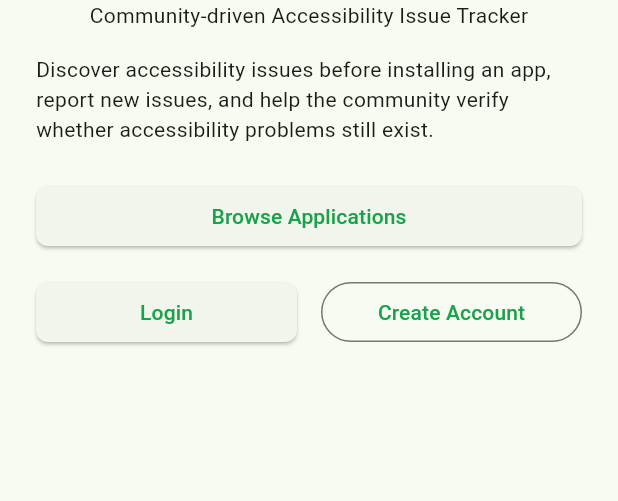
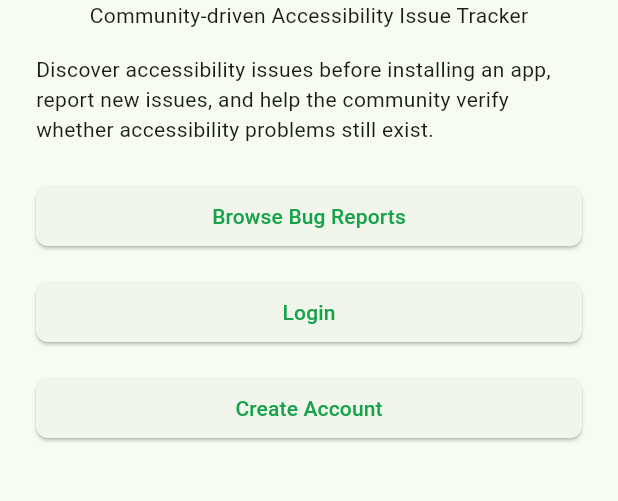
Before and after one commit to jyothi-basu/access-tracker, a Flutter app: the screen it shows after launch, on a phone screen of 412 x 824 dp, the part 105-606 px from its top. Run offline on Flutter 3.47's test engine with Material 3 defaults, Android fonts, the light colour scheme and no system bars; our stand-ins replace dio, flutter_dotenv, flutter_riverpod, flutter_secure_storage, go_router.

Commit message:
feat: complete frontend authentication flow
- Use username-based registration and user response parsing.
- Add friendly registration validation messages.
- Preserve login navigation into the authenticated application.
- Update the landing page authentication actions.

```diff
--- a/access_tracker_frontend/lib/auth/screens/landing_page.dart
+++ b/access_tracker_frontend/lib/auth/screens/landing_page.dart
@@ -17,14 +17,22 @@ class LandingPage extends StatelessWidget {
             const SizedBox(height: 16),
             const Text("Discover accessibility issues before installing an app, report new issues, and help the community verify whether accessibility problems still exist."),
             const SizedBox(height: 24),
-            PrimaryButton(onPressed: () {}, text: "Browse Applications", isFullWidth: true),
+            PrimaryButton(
+              onPressed: () => context.push('/bugs'),
+              text: "Browse Bug Reports",
+              isFullWidth: true,
+            ),
             const SizedBox(height: 16),
-            Row(
-              children: [
-                Expanded(child: PrimaryButton(onPressed: () => context.push('/login'), text: "Login")),
-                const SizedBox(width: 16),
-                Expanded(child: OutlinedButton(onPressed: () => context.push('/register'), child: const Text("Create Account"))),
-              ],
+            PrimaryButton(
+              onPressed: () => context.push('/login'),
+              text: "Login",
+              isFullWidth: true,
+            ),
+            const SizedBox(height: 16),
+            PrimaryButton(
+              onPressed: () => context.push('/register'),
+              text: "Create Account",
+              isFullWidth: true,
             ),
             const SizedBox(height: 48),
             // Add feature cards and recent reports section placeholder
--- a/access_tracker_frontend/lib/auth/screens/login_screen.dart
+++ b/access_tracker_frontend/lib/auth/screens/login_screen.dart
@@ -42,7 +42,7 @@ class _LoginScreenState extends ConsumerState<LoginScreen> {
                       _passwordController.text,
                     );
                     if (loginSucceeded && context.mounted) {
-                      context.go('/dashboard');
+                      context.go('/home');
                     }
                   }
                 },
--- a/access_tracker_frontend/lib/auth/screens/register_screen.dart
+++ b/access_tracker_frontend/lib/auth/screens/register_screen.dart
@@ -13,7 +13,7 @@ class RegisterScreen extends ConsumerStatefulWidget {
 }
 
 class _RegisterScreenState extends ConsumerState<RegisterScreen> {
-  final _nameController = TextEditingController();
+  final _usernameController = TextEditingController();
   final _emailController = TextEditingController();
   final _passwordController = TextEditingController();
   final _confirmPasswordController = TextEditingController();
@@ -32,7 +32,7 @@ class _RegisterScreenState extends ConsumerState<RegisterScreen> {
           child: Column(
             children: [
               if (authState.errorMessage != null) ErrorBanner(error: authState.errorMessage!),
-              TextFormField(controller: _nameController, decoration: const InputDecoration(labelText: "Full Name")),
+              TextFormField(controller: _usernameController, decoration: const InputDecoration(labelText: "Username")),
               const SizedBox(height: 16),
               TextFormField(controller: _emailController, decoration: const InputDecoration(labelText: "Email")),
               const SizedBox(height: 16),
@@ -44,7 +44,7 @@ class _RegisterScreenState extends ConsumerState<RegisterScreen> {
                 onPressed: () async {
                   if (_formKey.currentState!.validate()) {
                     final registered = await ref.read(authProvider.notifier).register(
-                      _nameController.text.trim(),
+                      _usernameController.text.trim(),
                       _emailController.text.trim(),
                       _passwordController.text,
                     );
```
Also changed, not shown: access_tracker_frontend/lib/auth/models/auth_models.dart (+7 -4 lines), access_tracker_frontend/lib/auth/provider/auth_provider.dart (+50 -3 lines), access_tracker_frontend/lib/auth/models/auth_models.g.dart.
